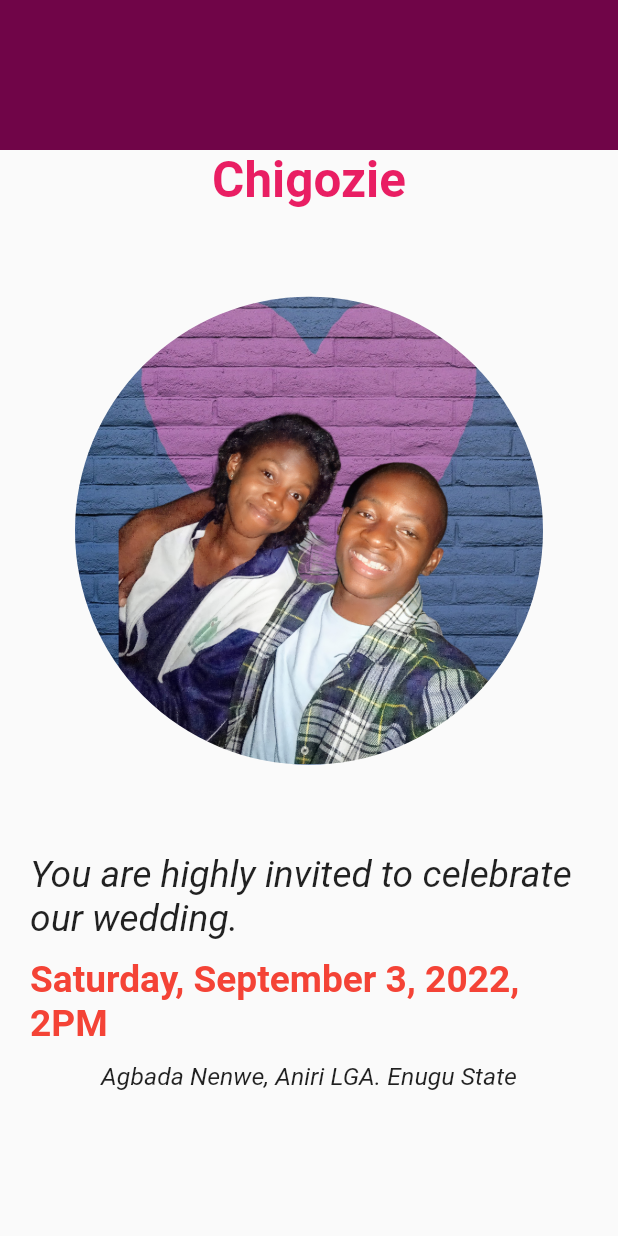
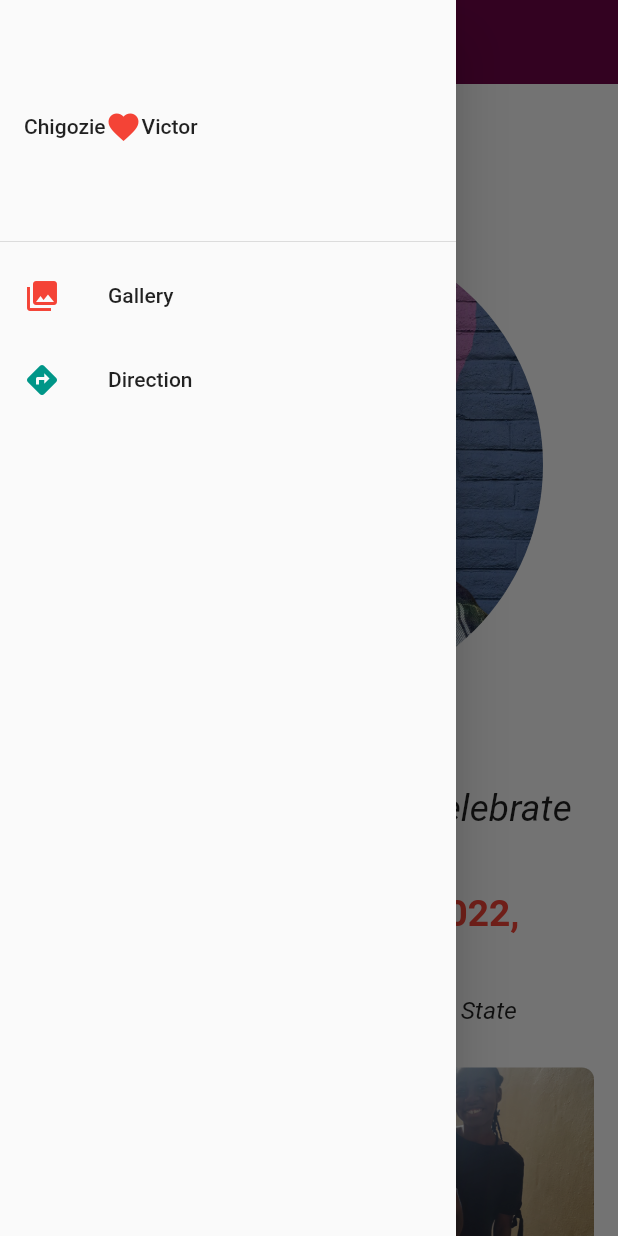
Before and after one commit to vikilinho/candv, a Flutter app: the screen it shows after launch, with the side drawer open (before the commit the screen has no drawer), on a phone screen of 412 x 824 dp. Run offline on Flutter 3.47's test engine with Material 2 defaults, Android fonts, the light colour scheme and no system bars; drawn by our look-alikes of animated_text_kit.

Commit message:
new commit

```diff
--- a/lib/views/sliver_display.dart
+++ b/lib/views/sliver_display.dart
@@ -1,5 +1,8 @@
 import 'package:animated_text_kit/animated_text_kit.dart';
+import 'package:candv/utils.dart';
 import 'package:flutter/material.dart';
+
+import 'gallery.dart';
 
 class SliverMobile extends StatefulWidget {
   const SliverMobile({Key? key}) : super(key: key);
@@ -9,18 +12,79 @@ class SliverMobile extends StatefulWidget {
 }
 
 class _SliverMobileState extends State<SliverMobile> {
+  List<Widget> mybox = [
+    MyBox(image: 'images/p7.jpeg'),
+    MyBox(image: 'images/p2.jpeg'),
+    MyBox(image: 'images/p3.jpeg'),
+    MyBox(image: 'images/p4.jpeg'),
+    MyBox(image: 'images/p5.jpeg'),
+    MyBox(image: 'images/p6.jpeg'),
+    MyBox(image: 'images/p7.jpeg'),
+    MyBox(image: 'images/p8.jpeg'),
+  ];
+
+  final List _gridItems = [
+    'images/p7.jpeg',
+    'images/p2.jpeg'
+        'images/p3.jpeg'
+        'images/p4.jpeg'
+        'images/p5.jpeg'
+        'images/p6.jpeg'
+        'images/p7.jpeg'
+        'images/p8.jpeg'
+  ];
   @override
   Widget build(BuildContext context) {
     // ignore: prefer_const_constructors
     return Scaffold(
-      // ignore: prefer_const_constructors
+      drawer: Drawer(
+        child: Column(
+          children: [
+            DrawerHeader(
+                child: Row(
+              // ignore: prefer_const_literals_to_create_immutables
+              children: [
+                const Text('Chigozie'),
+                const Icon(
+                  Icons.favorite,
+                  color: Colors.red,
+                ),
+                const Text("Victor"),
+              ],
+            )),
+            ListTile(
+              title: const Text('Gallery'),
+              leading: const Icon(
+                Icons.photo_library,
+                color: Colors.red,
+              ),
+              onTap: () {
+                Navigator.push(
+                  context,
+                  MaterialPageRoute(builder: (context) => const Gallery()),
+                );
+              },
+            ),
+            ListTile(
+              title: const Text('Direction'),
+              leading: const Icon(
+                Icons.directions,
+                color: Colors.teal,
+              ),
+              onTap: () {
+                Navigator.pop(context);
+              },
+            ),
+          ],
+        ),
+      ),
       body: CustomScrollView(
         // ignore: prefer_const_literals_to_create_immutables
         slivers: [
           // ignore: prefer_const_constructors
           SliverAppBar(
               pinned: true,
-              expandedHeight: 100,
+              expandedHeight: 50,
               backgroundColor: const Color(0xff700548),
               flexibleSpace: const FlexibleSpaceBar(
                   // background: Image.asset("images/c&v.png"),
@@ -110,14 +174,30 @@ class _SliverMobileState extends State<SliverMobile> {
                 SizedBox(
                   height: 12.0,
                 ),
-                Wrap(children: [
-                  Text("Agbada Nenwe, Aniri LGA. Enugu State",
-                      style: TextStyle(
-                        fontSize: MediaQuery.of(context).size.height * 0.02,
-                        fontStyle: FontStyle.italic,
-                      )),
-                ]),
+                Text("Agbada Nenwe, Aniri LGA. Enugu State",
+                    style: TextStyle(
+                      fontSize: MediaQuery.of(context).size.height * 0.02,
+                      fontStyle: FontStyle.italic,
+                    )),
+                const SizedBox(
+                  height: 12.0,
+                ),
               ],
+            ),
+          ),
+          SliverGrid(
+            gridDelegate: SliverGridDelegateWithFixedCrossAxisCount(
+              mainAxisSpacing: 20.0,
+              crossAxisSpacing: 10.0,
+              crossAxisCount: 2,
+              childAspectRatio: 1.0,
+            ),
+            delegate: SliverChildBuilderDelegate(
+              ((BuildContext context, int index) {
+                return Padding(
+                    padding: const EdgeInsets.all(8), child: mybox[index]);
+              }),
+              childCount: _gridItems.length,
             ),
           )
         ],
```
